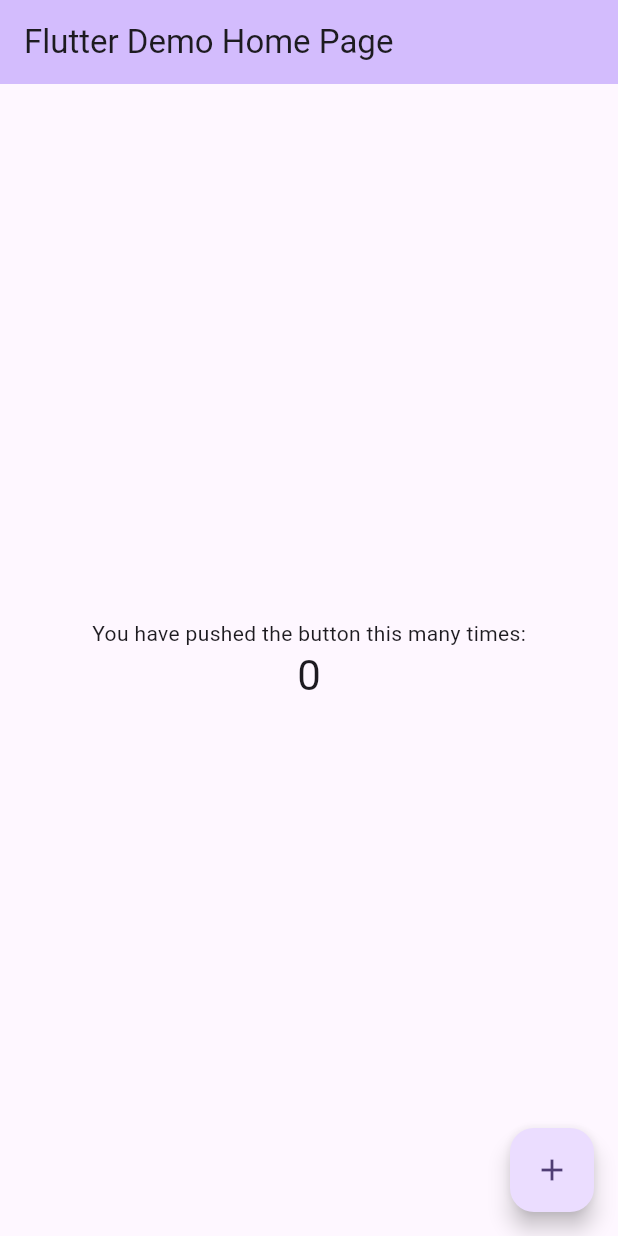
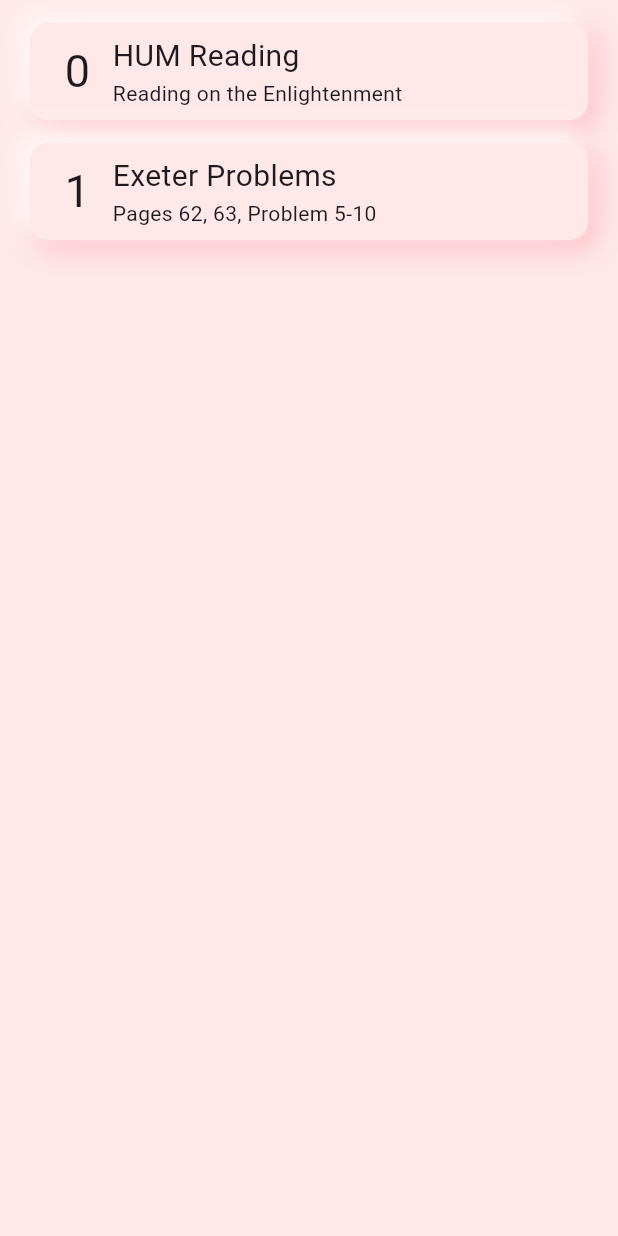
Before and after one commit to aexelqixing/LuRiVa-Flutter-Version, a Flutter app: the screen it shows after launch, on a phone screen of 412 x 824 dp. Run offline on Flutter 3.47's test engine with Material 2 defaults, Android fonts, the phone set to English and light mode, and no system bars.

Commit message:
messed around with the theme and started working on todays sessions and the different "tiles" - 06/20/2023

```diff
--- /dev/null
+++ b/lib/components/session_tile.dart
@@ -0,0 +1,67 @@
+import 'package:flutter/material.dart';
+import 'package:luriva_flutter_ver/themes/light_pink_theme.dart';
+
+Color tile_color = const Color(0xfff7cad0);
+Color light_shadow = const Color(0xfffff0f3);
+Color dark_shadow = const Color(0xfffbb1bd);
+
+class SessionTile extends StatelessWidget {
+  final String sessionName;
+  final String sessionDescription;
+  final int index;
+
+  const SessionTile({
+    super.key,
+    required this.sessionName,
+    required this.sessionDescription,
+    required this.index
+  });
+
+  @override
+  Widget build(BuildContext context) {
+    return Padding(
+      padding: const EdgeInsets.only(top: 15, left: 20, right: 20),
+      child: Container(
+        padding: EdgeInsets.all(8.0),
+        decoration: BoxDecoration(
+          color: mintyrose,
+          borderRadius: BorderRadius.circular(12),
+          boxShadow: [
+            BoxShadow(
+              color: dark_shadow,
+              offset: Offset(4,4),
+              blurRadius: 15,
+              spreadRadius: 1
+            ),
+
+            BoxShadow(
+              color: Colors.white,
+              offset: Offset(-5, -5),
+              blurRadius: 15,
+              spreadRadius: 1
+            )
+          ]
+        ),
+        child: Row(
+          children: [
+            Padding(
+              padding: const EdgeInsets.symmetric(horizontal: 15.0),
+              child: Text(index.toString(), style: TextStyle(
+                fontSize: 30
+              ),),
+            ),
+            Column(
+              crossAxisAlignment: CrossAxisAlignment.start,
+              children: [
+                Text(sessionName, style: TextStyle(
+                  fontSize: 20,
+                ),),
+                Text(sessionDescription),
+              ],
+            ),
+          ],
+        ),
+      ),
+    );
+  }
+}
--- a/lib/main.dart
+++ b/lib/main.dart
@@ -1,4 +1,6 @@
 import 'package:flutter/material.dart';
+import 'package:luriva_flutter_ver/screens/days_sessions.dart';
+import 'package:luriva_flutter_ver/themes/light_pink_theme.dart';
 
 void main() {
   runApp(const MyApp());
@@ -31,7 +33,8 @@ class MyApp extends StatelessWidget {
         colorScheme: ColorScheme.fromSeed(seedColor: Colors.deepPurple),
         useMaterial3: true,
       ),
-      home: const MyHomePage(title: 'Flutter Demo Home Page'),
+      home: DaysSessions(),
+      debugShowCheckedModeBanner: false,
     );
   }
 }
--- /dev/null
+++ b/lib/screens/days_sessions.dart
@@ -0,0 +1,29 @@
+import 'package:flutter/material.dart';
+import 'package:luriva_flutter_ver/components/session_tile.dart';
+import 'package:luriva_flutter_ver/themes/light_pink_theme.dart';
+
+class DaysSessions extends StatefulWidget {
+  const DaysSessions({Key? key}) : super(key: key);
+
+  @override
+  State<DaysSessions> createState() => _DaysSessionsState();
+}
+
+class _DaysSessionsState extends State<DaysSessions> {
+  List sessions = [
+    ["HUM Reading", "Reading on the Enlightenment"],
+    ["Exeter Problems", "Pages 62, 63, Problem 5-10"]
+  ];
+
+  @override
+  Widget build(BuildContext context) {
+    return Scaffold(
+      backgroundColor: mintyrose,
+      body: ListView.builder(
+        itemCount: sessions.length,
+          itemBuilder: (context, index) {
+        return SessionTile(sessionName: sessions[index][0], sessionDescription: sessions[index][1], index: index,);
+      }),
+    );
+  }
+}
--- /dev/null
+++ b/lib/themes/light_pink_theme.dart
@@ -0,0 +1,12 @@
+import 'package:flutter/material.dart';
+
+Color mintyrose = const Color(0xffffe8e8);
+Color madder = const Color(0xffa50926);
+Color amaranth = const Color(0xffebb3be);
+Color nyanza = const Color(0xffd2e9cd);
+
+class LightPinkThemeData {
+  ThemeData getTheme() {
+    return ThemeData(primaryColor: mintyrose);
+  }
+}
```
